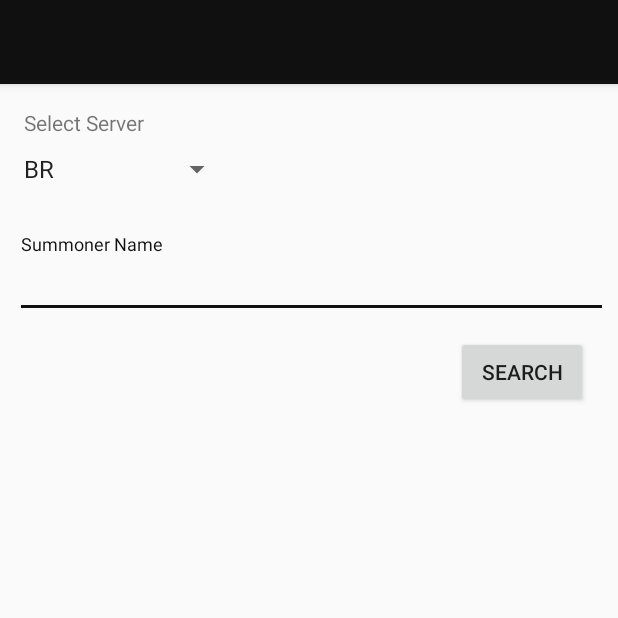
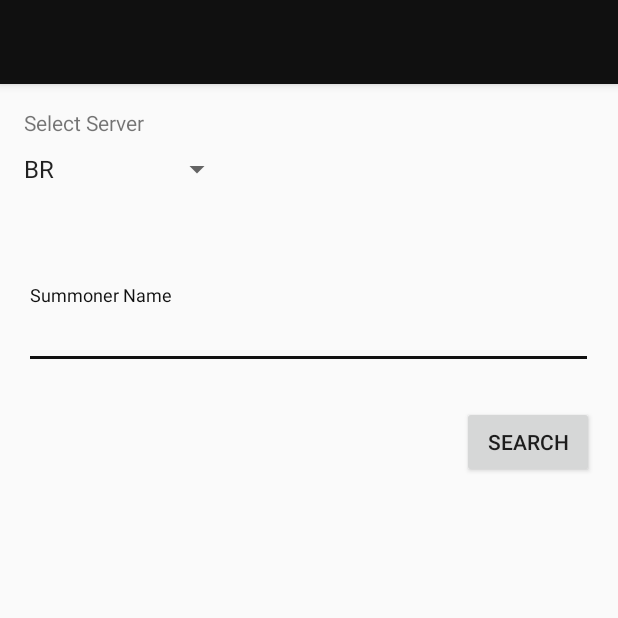
Before and after one commit to lmercado/lolosito, an Android app: the SummonerSearchActivity screen opened directly, with no data from a screen before it, on a phone screen of 412 x 824 dp, the top half of it. Run offline under Robolectric (Android 15) with nearby library versions, the phone set to English and light mode, and no system bars.

Commit message:
Fixing layout constraints on the splash and search screens

```diff
--- a/app/src/main/res/layout/activity_search.xml
+++ b/app/src/main/res/layout/activity_search.xml
@@ -4,17 +4,24 @@
     android:layout_width="match_parent"
     android:layout_height="match_parent"
     xmlns:tools="http://schemas.android.com/tools"
-    tools:context=".SearchActivity">
+    tools:context=".summoner.search.SummonerSearchActivity">
 
     <Button
         android:id="@+id/searchButton"
         android:layout_width="wrap_content"
         android:layout_height="wrap_content"
-        android:layout_marginStart="304dp"
-        android:layout_marginTop="168dp"
+        android:layout_marginBottom="8dp"
+
+        android:layout_marginEnd="8dp"
+        android:layout_marginStart="8dp"
+        android:layout_marginTop="8dp"
         android:text="@string/search"
+        app:layout_constraintBottom_toBottomOf="parent"
+        app:layout_constraintEnd_toEndOf="parent"
+        app:layout_constraintHorizontal_bias="0.973"
         app:layout_constraintStart_toStartOf="parent"
         app:layout_constraintTop_toTopOf="parent"
+        app:layout_constraintVertical_bias="0.294"
         tools:ignore="MissingConstraints" />
 
     <Spinner
@@ -37,17 +44,34 @@
         app:layout_constraintTop_toTopOf="parent" />
 
     <android.support.design.widget.TextInputLayout
+        android:id="@+id/textInputLayout"
         android:layout_width="395dp"
         android:layout_height="wrap_content"
-        android:layout_marginStart="10dp"
-        android:layout_marginTop="100dp"
+        android:layout_marginBottom="8dp"
+        android:layout_marginEnd="8dp"
+        android:layout_marginStart="8dp"
+        android:layout_marginTop="8dp"
+        app:layout_constraintBottom_toBottomOf="parent"
+        app:layout_constraintEnd_toEndOf="parent"
+        app:layout_constraintHorizontal_bias="0.0"
         app:layout_constraintStart_toStartOf="parent"
-        app:layout_constraintTop_toTopOf="parent">
+        app:layout_constraintTop_toTopOf="parent"
+        app:layout_constraintVertical_bias="0.183">
 
         <android.support.design.widget.TextInputEditText
             android:id="@+id/summonerEditText"
             android:layout_width="match_parent"
             android:layout_height="wrap_content"
-            android:hint="Summoner Name" />
+            android:layout_marginBottom="8dp"
+            android:layout_marginEnd="8dp"
+            android:layout_marginStart="8dp"
+            android:layout_marginTop="8dp"
+            android:hint="Summoner Name"
+            app:layout_constraintBottom_toBottomOf="parent"
+            app:layout_constraintEnd_toEndOf="parent"
+            app:layout_constraintHorizontal_bias="1.0"
+            app:layout_constraintStart_toStartOf="parent"
+            app:layout_constraintTop_toTopOf="parent"
+            app:layout_constraintVertical_bias="0.212" />
     </android.support.design.widget.TextInputLayout>
 </android.support.constraint.ConstraintLayout>
--- a/app/src/main/res/layout/activity_splash.xml
+++ b/app/src/main/res/layout/activity_splash.xml
@@ -10,12 +10,18 @@
         android:id="@+id/addSummonerButton"
         android:layout_width="238dp"
         android:layout_height="76dp"
-        android:layout_marginTop="520dp"
+        android:layout_marginBottom="8dp"
+        android:layout_marginEnd="8dp"
+        android:layout_marginStart="8dp"
+
+        android:layout_marginTop="8dp"
         android:text="Add your summoner"
+        app:layout_constraintBottom_toBottomOf="parent"
         app:layout_constraintEnd_toEndOf="parent"
-        app:layout_constraintHorizontal_bias="0.497"
+        app:layout_constraintHorizontal_bias="0.496"
         app:layout_constraintStart_toStartOf="parent"
-        app:layout_constraintTop_toTopOf="parent" />
+        app:layout_constraintTop_toTopOf="parent"
+        app:layout_constraintVertical_bias="0.984" />
 
     <ImageView
         android:id="@+id/imageView2"
```
